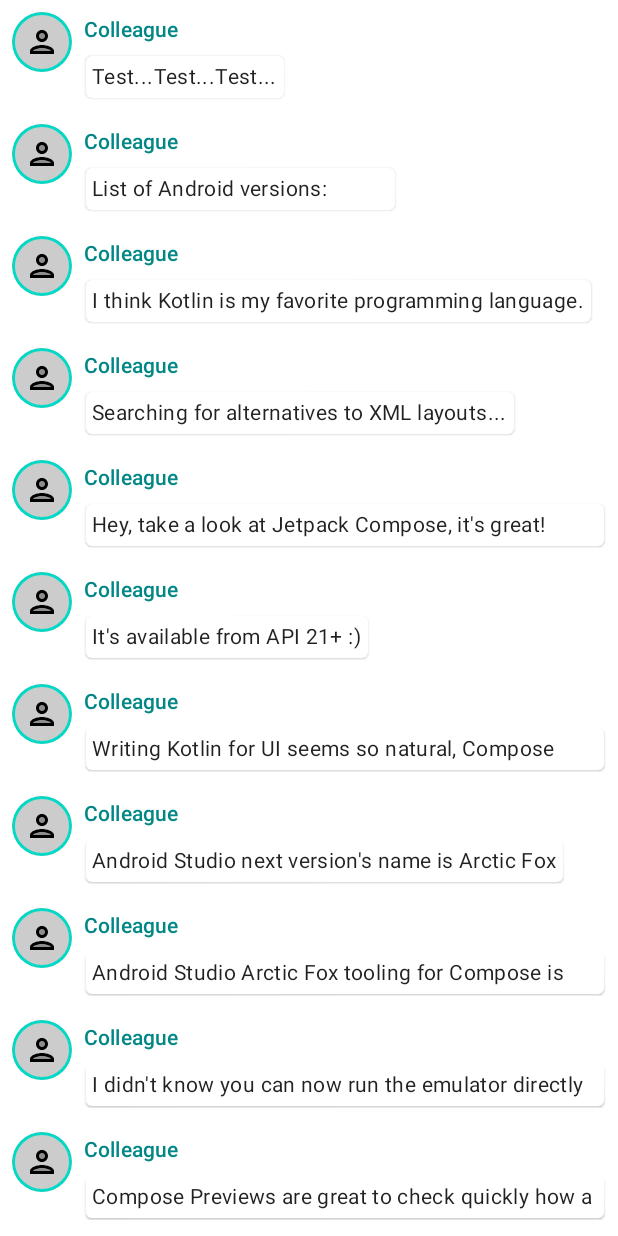
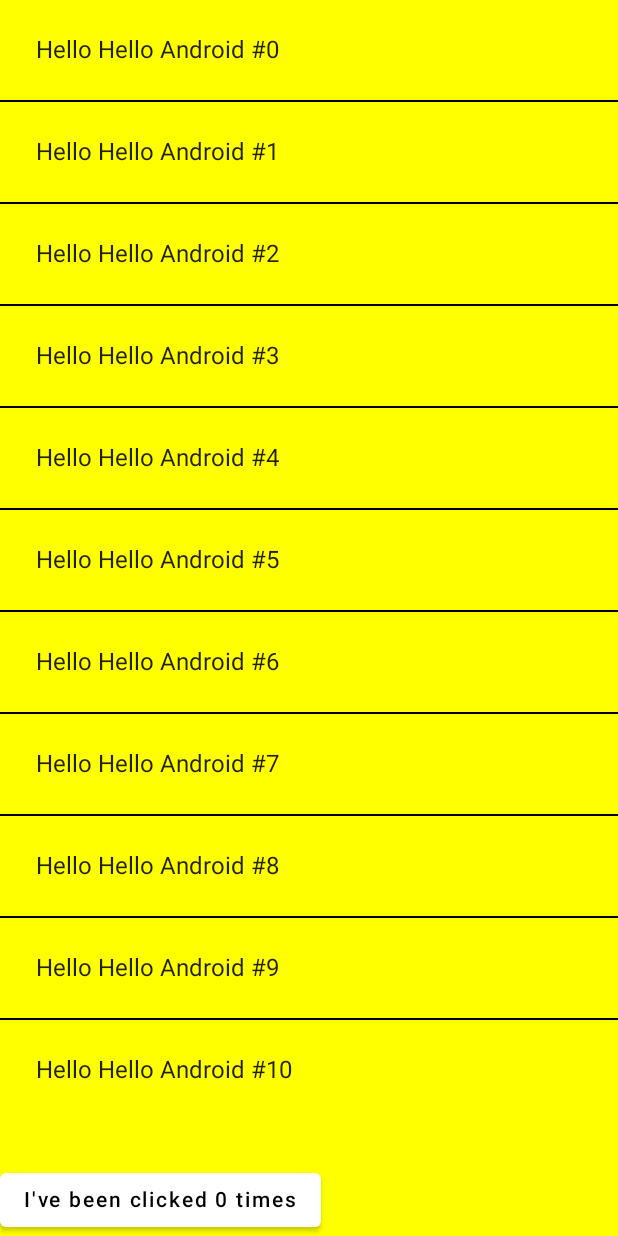
Before and after one commit to droibit/hello-jetpack-compose, an Android app built with Jetpack Compose: the screen it shows after launch (MainActivity), on a phone screen of 412 x 824 dp. Run offline under Robolectric (Android 15) with nearby library versions, the phone set to English and light mode, and no system bars.

Commit message:
Completed "4. Jetpack Compose basics"
ref. https://developer.android.com/codelabs/jetpack-compose-basics

```diff
--- a/app/src/main/java/com/example/android/hello_compose/MainActivity.kt
+++ b/app/src/main/java/com/example/android/hello_compose/MainActivity.kt
@@ -5,20 +5,16 @@ import androidx.activity.ComponentActivity
 import androidx.activity.compose.setContent
 import androidx.compose.material.MaterialTheme
 import androidx.compose.material.Surface
+import com.example.android.hello_compose.basics.BasicApp
 import com.example.android.hello_compose.tutorial.Conversation
 import com.example.android.hello_compose.tutorial.SampleData
-import com.example.android.hello_compose.ui.theme.ComposeTutorialTheme
+import com.example.android.hello_compose.ui.theme.HelloComposeTheme
 
 class MainActivity : ComponentActivity() {
   override fun onCreate(savedInstanceState: Bundle?) {
     super.onCreate(savedInstanceState)
     setContent {
-      ComposeTutorialTheme {
-        // A surface container using the 'background' color from the theme
-        Surface(color = MaterialTheme.colors.background) {
-          Conversation(messages = SampleData.conversationSample)
-        }
-      }
+      BasicApp()
     }
   }
 }
--- /dev/null
+++ b/app/src/main/java/com/example/android/hello_compose/basics/BasicApp.kt
@@ -0,0 +1,22 @@
+package com.example.android.hello_compose.basics
+
+import androidx.compose.material.Surface
+import androidx.compose.runtime.Composable
+import androidx.compose.ui.graphics.Color
+import androidx.compose.ui.tooling.preview.Preview
+import com.example.android.hello_compose.ui.theme.HelloComposeTheme
+
+@Composable
+fun BasicApp() {
+  HelloComposeTheme {
+    Surface(color = Color.Yellow) {
+      BasicScreenContent()
+    }
+  }
+}
+
+@Preview(showBackground = true)
+@Composable
+fun PreviewBasicApp() {
+  BasicApp()
+}
--- /dev/null
+++ b/app/src/main/java/com/example/android/hello_compose/basics/BasicScreenContent.kt
@@ -0,0 +1,33 @@
+package com.example.android.hello_compose.basics
+
+import androidx.compose.foundation.layout.Column
+import androidx.compose.foundation.layout.fillMaxHeight
+import androidx.compose.material.Divider
+import androidx.compose.runtime.Composable
+import androidx.compose.runtime.getValue
+import androidx.compose.runtime.mutableStateOf
+import androidx.compose.runtime.remember
+import androidx.compose.runtime.setValue
+import androidx.compose.ui.Modifier
+import androidx.compose.ui.graphics.Color
+import androidx.compose.ui.tooling.preview.Preview
+import androidx.compose.ui.unit.dp
+
+@Composable
+fun BasicScreenContent(names: List<String> = List(100) { "Hello Android #$it" }) {
+  var counterState by remember { mutableStateOf(0) }
+
+  Column(modifier = Modifier.fillMaxHeight()) {
+    NameList(names, modifier = Modifier.weight(1f))
+    Divider(color = Color.Transparent, thickness = 32.dp)
+    Counter(count = counterState) { newCount ->
+      counterState = newCount
+    }
+  }
+}
+
+@Preview(showBackground = true)
+@Composable
+fun PreviewBasicScreenContent() {
+  BasicScreenContent()
+}
--- /dev/null
+++ b/app/src/main/java/com/example/android/hello_compose/basics/Counter.kt
@@ -0,0 +1,30 @@
+package com.example.android.hello_compose.basics
+
+import androidx.compose.foundation.layout.Column
+import androidx.compose.material.Button
+import androidx.compose.material.ButtonDefaults
+import androidx.compose.material.Text
+import androidx.compose.runtime.Composable
+import androidx.compose.ui.graphics.Color
+import androidx.compose.ui.tooling.preview.Preview
+
+@Composable
+fun Counter(count: Int, updateCount: (Int) -> Unit) {
+  Button(
+    onClick = { updateCount(count + 1) },
+    colors = ButtonDefaults.buttonColors(
+      backgroundColor = if (count > 5) Color.Green else Color.White
+    )
+  ) {
+    Text("I've been clicked $count times")
+  }
+}
+
+@Preview(showBackground = true)
+@Composable
+fun PreviewCounter() {
+  Column {
+    Counter(count = 0) {}
+    Counter(count = 6) {}
+  }
+}
--- /dev/null
+++ b/app/src/main/java/com/example/android/hello_compose/basics/Greeting.kt
@@ -0,0 +1,40 @@
+package com.example.android.hello_compose.basics
+
+import androidx.compose.animation.animateColorAsState
+import androidx.compose.foundation.background
+import androidx.compose.foundation.clickable
+import androidx.compose.foundation.layout.padding
+import androidx.compose.material.MaterialTheme
+import androidx.compose.material.Text
+import androidx.compose.runtime.Composable
+import androidx.compose.runtime.getValue
+import androidx.compose.runtime.mutableStateOf
+import androidx.compose.runtime.remember
+import androidx.compose.runtime.setValue
+import androidx.compose.ui.Modifier
+import androidx.compose.ui.graphics.Color
+import androidx.compose.ui.tooling.preview.Preview
+import androidx.compose.ui.unit.dp
+
+@Composable
+fun Greeting(name: String) {
+  var isSelected by remember { mutableStateOf(false) }
+  val backgroundColor by animateColorAsState(
+    if (isSelected) Color.Red else Color.Transparent
+  )
+
+  Text(
+    text = "Hello $name",
+    style = MaterialTheme.typography.body1,
+    modifier = Modifier
+      .padding(24.dp)
+      .background(backgroundColor)
+      .clickable { isSelected = !isSelected }
+  )
+}
+
+@Preview(showBackground = true)
+@Composable
+fun PreviewGreeting() {
+  Greeting(name = "Android")
+}
--- /dev/null
+++ b/app/src/main/java/com/example/android/hello_compose/basics/NameList.kt
@@ -0,0 +1,18 @@
+package com.example.android.hello_compose.basics
+
+import androidx.compose.foundation.lazy.LazyColumn
+import androidx.compose.foundation.lazy.items
+import androidx.compose.material.Divider
+import androidx.compose.runtime.Composable
+import androidx.compose.ui.Modifier
+import androidx.compose.ui.graphics.Color
+
+@Composable
+fun NameList(names: List<String>, modifier: Modifier = Modifier) {
+  LazyColumn(modifier = modifier) {
+    items(names) { name ->
+      Greeting(name = name)
+      Divider(color = Color.Black)
+    }
+  }
+}
--- a/app/src/main/java/com/example/android/hello_compose/tutorial/Conversation.kt
+++ b/app/src/main/java/com/example/android/hello_compose/tutorial/Conversation.kt
@@ -5,7 +5,7 @@ import androidx.compose.foundation.lazy.LazyColumn
 import androidx.compose.foundation.lazy.items
 import androidx.compose.runtime.Composable
 import androidx.compose.ui.tooling.preview.Preview
-import com.example.android.hello_compose.ui.theme.ComposeTutorialTheme
+import com.example.android.hello_compose.ui.theme.HelloComposeTheme
 
 @Composable
 fun Conversation(messages: List<Message>) {
@@ -27,7 +27,7 @@ fun Conversation(messages: List<Message>) {
 )
 @Composable
 fun PreviewConversation() {
-  ComposeTutorialTheme {
+  HelloComposeTheme {
     Conversation(messages = SampleData.conversationSample)
   }
 }
--- a/app/src/main/java/com/example/android/hello_compose/ui/theme/Theme.kt
+++ b/app/src/main/java/com/example/android/hello_compose/ui/theme/Theme.kt
@@ -28,7 +28,7 @@ private val LightColorPalette = lightColors(
 )
 
 @Composable
-fun ComposeTutorialTheme(
+fun HelloComposeTheme(
   darkTheme: Boolean = isSystemInDarkTheme(),
   content: @Composable () -> Unit
 ) {
```
Also changed, not shown: app/src/main/java/com/example/android/hello_compose/tutorial/TutorialApp.kt (added, +16 -0 lines), 1 other file.
